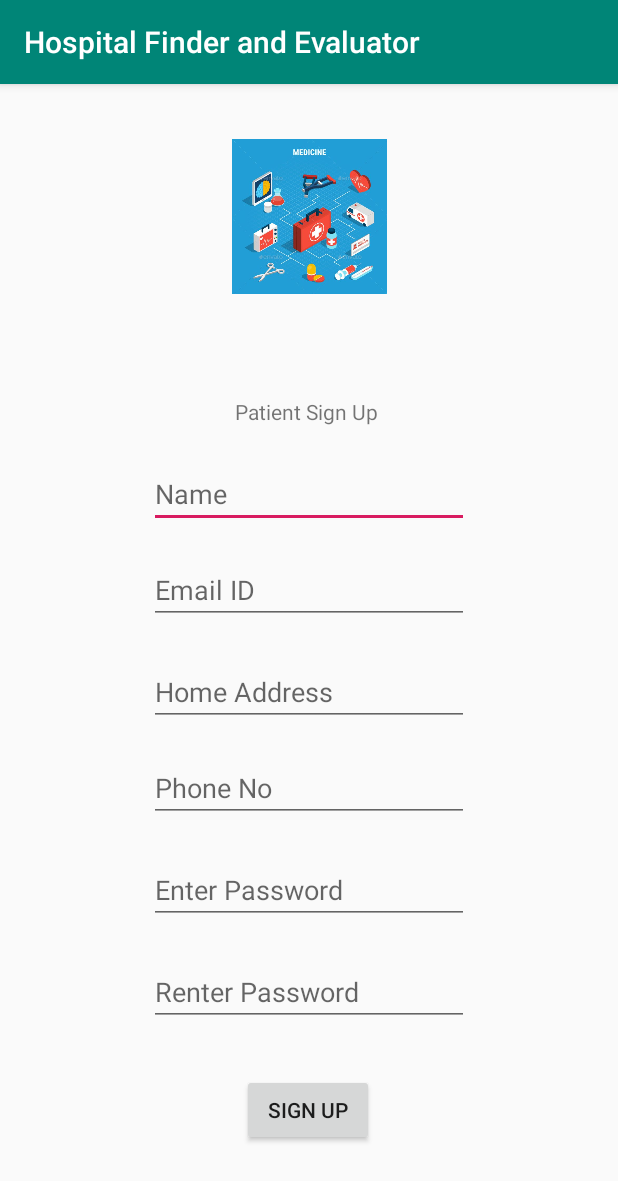
After one commit to bhavyameghnani/Hospital-Finder-Evaluator, an Android app: the Signup screen opened directly, with no data from a screen before it, on a phone screen of 412 x 824 dp. The commit adds this screen. Shown: the top 1181 px of the screen. Run offline under Robolectric (Android 15) with nearby library versions, the phone set to English and light mode, and no system bars; our stand-ins replace Firebase (no records; nobody signed in at launch, a user with empty details on screens opened directly).

Commit message:
Commit signup

```diff
--- a/app/build.gradle
+++ b/app/build.gradle
@@ -36,5 +36,8 @@ dependencies {
     androidTestImplementation 'androidx.test:runner:1.1.1'
     androidTestImplementation 'androidx.test.espresso:espresso-core:3.1.1'
 
+    implementation 'com.google.android.gms:play-services-analytics:16.0.4'
+    implementation 'com.google.firebase:firebase-core:16.0.4'
+    implementation 'com.google.firebase:firebase-messaging:17.3.4'
 
 }
--- a/app/src/main/AndroidManifest.xml
+++ b/app/src/main/AndroidManifest.xml
@@ -9,7 +9,8 @@
         android:roundIcon="@mipmap/ic_launcher_round"
         android:supportsRtl="true"
         android:theme="@style/AppTheme">
-        <activity android:name=".Home"></activity>
+        <activity android:name=".Signup"></activity>
+        <activity android:name=".Home" />
         <activity android:name=".Login" />
         <activity
             android:name=".ui.login.LoginActivity"
--- a/app/src/main/java/com/example/hfe/Login.java
+++ b/app/src/main/java/com/example/hfe/Login.java
@@ -36,6 +36,10 @@ public class Login extends AppCompatActivity implements View.OnClickListener{
 
         bt1 = findViewById(R.id.btn_login);
         bt2 = findViewById(R.id.btn_signup);
+
+        bt1.setOnClickListener(this);
+        bt2.setOnClickListener(this);
+
 
         mauth = FirebaseAuth.getInstance();
     }
@@ -85,7 +89,7 @@ public class Login extends AppCompatActivity implements View.OnClickListener{
                     });
         }
         if(view== bt2){
-            startActivity(new Intent(Login.this, MainActivity.class));
+            startActivity(new Intent(Login.this, Signup.class));
         }
     }
 }
--- /dev/null
+++ b/app/src/main/java/com/example/hfe/Signup.java
@@ -0,0 +1,105 @@
+package com.example.hfe;
+
+import androidx.annotation.NonNull;
+import androidx.appcompat.app.AppCompatActivity;
+
+import android.content.Intent;
+import android.os.Bundle;
+import android.util.Log;
+import android.view.View;
+import android.widget.Button;
+import android.widget.EditText;
+import android.widget.ImageView;
+import android.widget.TextView;
+import android.widget.Toast;
+
+import com.google.android.gms.tasks.OnCompleteListener;
+import com.google.android.gms.tasks.Task;
+import com.google.firebase.auth.AuthResult;
+import com.google.firebase.auth.FirebaseAuth;
+import com.google.firebase.auth.FirebaseUser;
+import com.google.firebase.database.DatabaseReference;
+import com.google.firebase.database.FirebaseDatabase;
+import com.google.firebase.iid.FirebaseInstanceId;
+
+public class Signup extends AppCompatActivity implements View.OnClickListener {
+
+    Button btn_signup;
+    EditText name, emailid, home_addr, phone, pass, repass;
+    ImageView im1;
+    String TAG = "debug";
+    FirebaseAuth mAuth;
+
+    String _name;
+    String _emailid;
+    String _home_addr;
+    String _phone;
+    String _pass;
+    String _repass;
+
+
+    @Override
+    protected void onCreate(Bundle savedInstanceState) {
+        super.onCreate(savedInstanceState);
+        setContentView(R.layout.activity_signup);
+
+        name      = findViewById(R.id.signup_name);
+        emailid   = findViewById(R.id.signup_emailid);
+        home_addr = findViewById(R.id.signup_home_addr);
+        phone     = findViewById(R.id.signup_phone);
+        pass      = findViewById(R.id.signup_pass);
+        repass    = findViewById(R.id.signup_repass);
+
+        btn_signup = findViewById(R.id.btn_signup);
+        btn_signup.setOnClickListener(this);
+
+
+    }
+
+    @Override
+    public void onClick(View view) {
+        if(view == btn_signup){
+             _name = name.getText().toString().trim();
+             _emailid = emailid.getText().toString().trim();
+             _home_addr = home_addr.getText().toString().trim();
+             _phone = phone.getText().toString().trim();
+             _pass = pass.getText().toString().trim();
+             _repass = repass.getText().toString().trim();
+
+            mAuth.createUserWithEmailAndPassword(_emailid, _pass)
+
+                    .addOnCompleteListener(this, new OnCompleteListener<AuthResult>() {
+                        @Override
+
+                        public void onComplete(@NonNull Task<AuthResult> task) {
+                            if (task.isSuccessful()) {
+                                // Sign in success, update UI with the signed-in user's information
+                                Log.d(TAG, "createUserWithEmail:success");
+                                FirebaseUser user = mAuth.getCurrentUser();
+                                // Write a message to the database
+                                FirebaseDatabase database = FirebaseDatabase.getInstance();
+                                DatabaseReference myRef = database.getReference("User_Details");
+
+                                String token = FirebaseInstanceId.getInstance().getToken();
+                                User_Details user_obj = new User_Details(_name, _emailid, _phone, _home_addr ,"patient", token);
+                                //myRef.setValue("Hello, World!");
+
+                                myRef.child(mAuth.getUid()).setValue(user_obj);
+
+                                startActivity(new Intent(Signup.this, Home.class));
+                                //updateUI(user);
+                            } else {
+                                // If sign in fails, display a message to the user.
+                                Log.w(TAG, "createUserWithEmail:failure", task.getException());
+                                Toast.makeText(Signup.this, "Authentication failed.",
+                                        Toast.LENGTH_SHORT).show();
+                                //updateUI(null);
+                            }
+
+                            // ...
+                        }
+                    });
+        }
+
+    }
+}
--- /dev/null
+++ b/app/src/main/res/layout/activity_signup.xml
@@ -0,0 +1,113 @@
+<?xml version="1.0" encoding="utf-8"?>
+<androidx.constraintlayout.widget.ConstraintLayout xmlns:android="http://schemas.android.com/apk/res/android"
+    xmlns:app="http://schemas.android.com/apk/res-auto"
+    xmlns:tools="http://schemas.android.com/tools"
+    android:layout_width="match_parent"
+    android:layout_height="match_parent"
+    tools:context=".Signup">
+
+    <ImageView
+        android:id="@+id/imageView2"
+        android:layout_width="175dp"
+        android:layout_height="103dp"
+        app:layout_constraintBottom_toBottomOf="parent"
+        app:layout_constraintEnd_toEndOf="parent"
+        app:layout_constraintStart_toStartOf="parent"
+        app:layout_constraintTop_toTopOf="parent"
+        app:layout_constraintVertical_bias="0.055"
+        app:srcCompat="@drawable/back2" />
+
+    <TextView
+        android:id="@+id/textView"
+        android:layout_width="wrap_content"
+        android:layout_height="wrap_content"
+        android:layout_marginBottom="540dp"
+        android:text="Patient Sign Up "
+        app:layout_constraintBottom_toBottomOf="parent"
+        app:layout_constraintEnd_toEndOf="parent"
+        app:layout_constraintStart_toStartOf="parent" />
+
+    <EditText
+        android:id="@+id/signup_name"
+        android:layout_width="wrap_content"
+        android:layout_height="wrap_content"
+        android:layout_marginBottom="472dp"
+        android:ems="10"
+        android:inputType="textPersonName"
+        android:hint="Name"
+        app:layout_constraintBottom_toBottomOf="parent"
+        app:layout_constraintEnd_toEndOf="parent"
+        app:layout_constraintStart_toStartOf="parent" />
+
+    <EditText
+        android:id="@+id/signup_emailid"
+        android:layout_width="wrap_content"
+        android:layout_height="wrap_content"
+        android:layout_marginBottom="408dp"
+        android:ems="10"
+        android:inputType="textPersonName"
+        android:hint="Email ID"
+        app:layout_constraintBottom_toBottomOf="parent"
+        app:layout_constraintEnd_toEndOf="parent"
+        app:layout_constraintStart_toStartOf="parent" />
+
+    <EditText
+        android:id="@+id/signup_home_addr"
+        android:layout_width="wrap_content"
+        android:layout_height="wrap_content"
+        android:layout_marginBottom="340dp"
+        android:ems="10"
+        android:inputType="textPersonName"
+        android:hint="Home Address"
+        app:layout_constraintBottom_toBottomOf="parent"
+        app:layout_constraintEnd_toEndOf="parent"
+        app:layout_constraintStart_toStartOf="parent" />
+
+    <EditText
+        android:id="@+id/signup_phone"
+        android:layout_width="wrap_content"
+        android:layout_height="wrap_content"
+        android:layout_marginBottom="276dp"
+        android:ems="10"
+        android:inputType="textPersonName"
+        android:hint="Phone No"
+        app:layout_constraintBottom_toBottomOf="parent"
+        app:layout_constraintEnd_toEndOf="parent"
+        app:layout_constraintStart_toStartOf="parent" />
+
+    <EditText
+        android:id="@+id/signup_pass"
+        android:layout_width="wrap_content"
+        android:layout_height="wrap_content"
+        android:layout_marginBottom="208dp"
+        android:ems="10"
+        android:hint="Enter Password"
+        android:inputType="textPassword"
+        app:layout_constraintBottom_toBottomOf="parent"
+        app:layout_constraintEnd_toEndOf="parent"
+        app:layout_constraintStart_toStartOf="parent" />
+
+    <EditText
+        android:id="@+id/signup_repass"
+        android:layout_width="wrap_content"
+        android:layout_height="wrap_content"
+        android:layout_marginBottom="140dp"
+        android:ems="10"
+        android:hint="Renter Password"
+        android:inputType="textPassword"
+        app:layout_constraintBottom_toBottomOf="parent"
+        app:layout_constraintEnd_toEndOf="parent"
+        app:layout_constraintStart_toStartOf="parent" />
+
+    <Button
+        android:id="@+id/btn_signup"
+        android:layout_width="wrap_content"
+        android:layout_height="wrap_content"
+        android:layout_marginBottom="60dp"
+        android:text="Sign Up"
+        app:layout_constraintBottom_toBottomOf="parent"
+        app:layout_constraintEnd_toEndOf="parent"
+        app:layout_constraintHorizontal_bias="0.498"
+        app:layout_constraintStart_toStartOf="parent" />
+
+</androidx.constraintlayout.widget.ConstraintLayout>
```
Also changed, not shown: app/src/main/java/com/example/hfe/MainActivity.java (+17 -1 lines), app/src/main/java/com/example/hfe/User_Details.java (added, +65 -0 lines), app/src/main/res/layout/activity_main.xml (+18 -22 lines).
